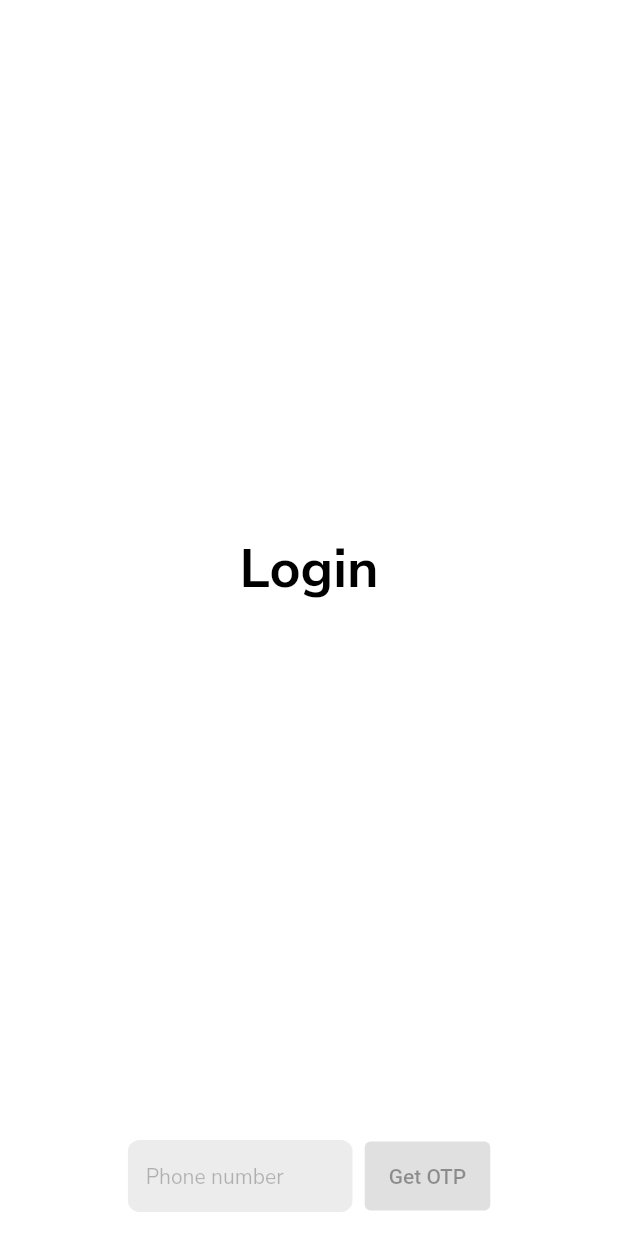
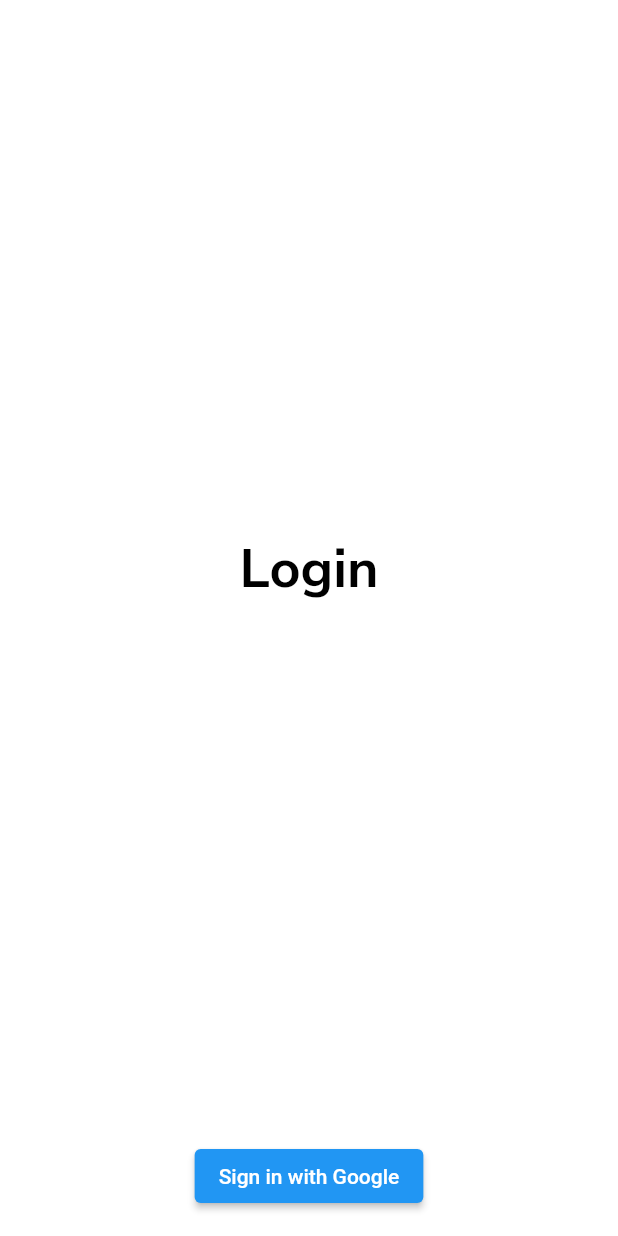
Before and after one commit to sarthak333/SampleVideoPlayer, a Flutter app: the screen it shows after launch, on a phone screen of 412 x 824 dp. Run offline on Flutter 3.47's test engine with Material 2 defaults, Android fonts, the phone set to English and light mode, and no system bars; drawn by our look-alikes of reactive_forms; our stand-ins replace camera, copy_with_extension, firebase_auth, firebase_core, flutter_bloc, fluttertoast and 3 more; accounts and stored records are empty.

Commit message:
feat: added google sign in

```diff
--- a/lib/screens/home.dart
+++ b/lib/screens/home.dart
@@ -18,7 +18,7 @@ class HomeScreen extends StatefulWidget {
 class _HomeScreenState extends State<HomeScreen> {
   late VideoPlayerController _videoController;
   late CameraController _cameraController;
-  late List<CameraDescription> cameras;
+  late List<CameraDescription> cameras = [];
   double volume = 0.1;
 
   double? dx;
--- a/lib/screens/login.dart
+++ b/lib/screens/login.dart
@@ -1,5 +1,7 @@
 import 'dart:developer';
+import 'dart:io';
 
+import 'package:flutter/cupertino.dart';
 import 'package:flutter/material.dart';
 import 'package:flutter_bloc/flutter_bloc.dart';
 import 'package:reactive_forms/reactive_forms.dart';
@@ -41,7 +43,10 @@ class _LoginScreenState extends State<LoginScreen> {
                     bloc: _authCubit,
                     builder: (context, state) {
                       log(state.toJson().toString());
-                      return Row(
+                      return Column(
+                        children: [
+                          if (Platform.isIOS)
+                            Row(
                               mainAxisSize: MainAxisSize.max,
                               mainAxisAlignment: MainAxisAlignment.center,
                               children: [
@@ -129,6 +134,14 @@ class _LoginScreenState extends State<LoginScreen> {
                                         ),
                                       ),
                               ],
+                            ),
+                          ElevatedButton(
+                            child: Text(
+                              'Sign in with Google',
+                            ),
+                            onPressed: _authCubit.signInWithGoogle,
+                          )
+                        ],
                       );
                     },
                   ),
--- a/pubspec.yaml
+++ b/pubspec.yaml
@@ -38,6 +38,7 @@ dependencies:
   fluttertoast: ^8.0.7
   video_player: ^2.1.5
   camera: ^0.8.1+2
+  google_sign_in: ^5.0.4
 
 dev_dependencies:
   flutter_test:
```
Also changed, not shown: lib/cubits/auth.dart (+29 -0 lines), lib/screens/splash.dart (+3 -4 lines), pubspec.lock, 3 other files. Lines whose indentation alone changed are shown as unchanged.
